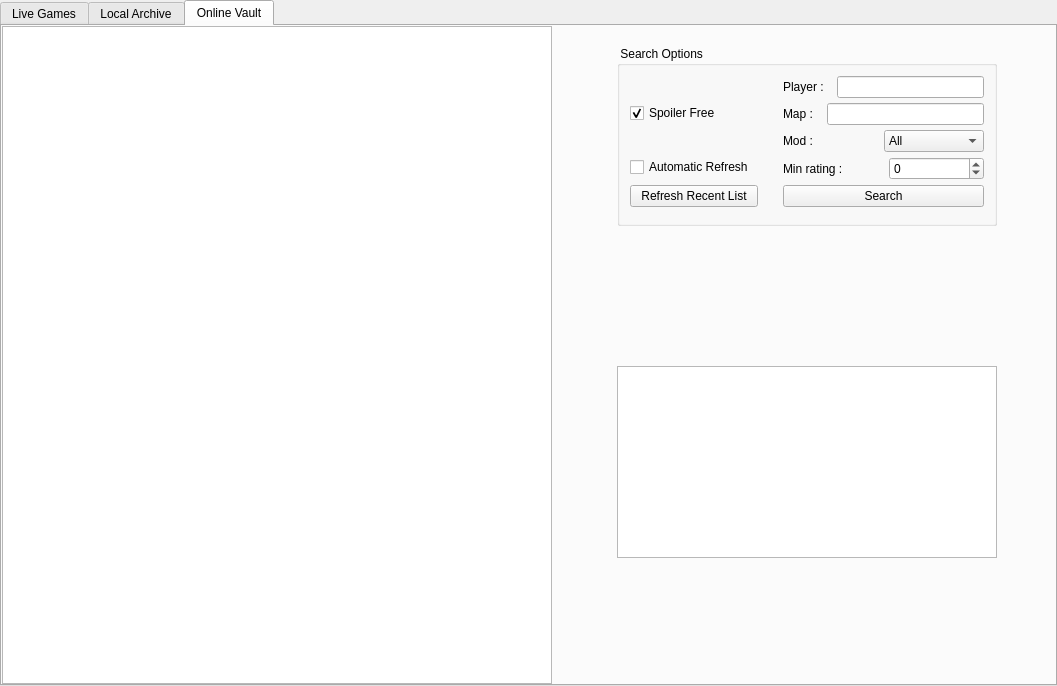
Old version of the form res/replays/replays.ui in the repository GrotheFAF/client.
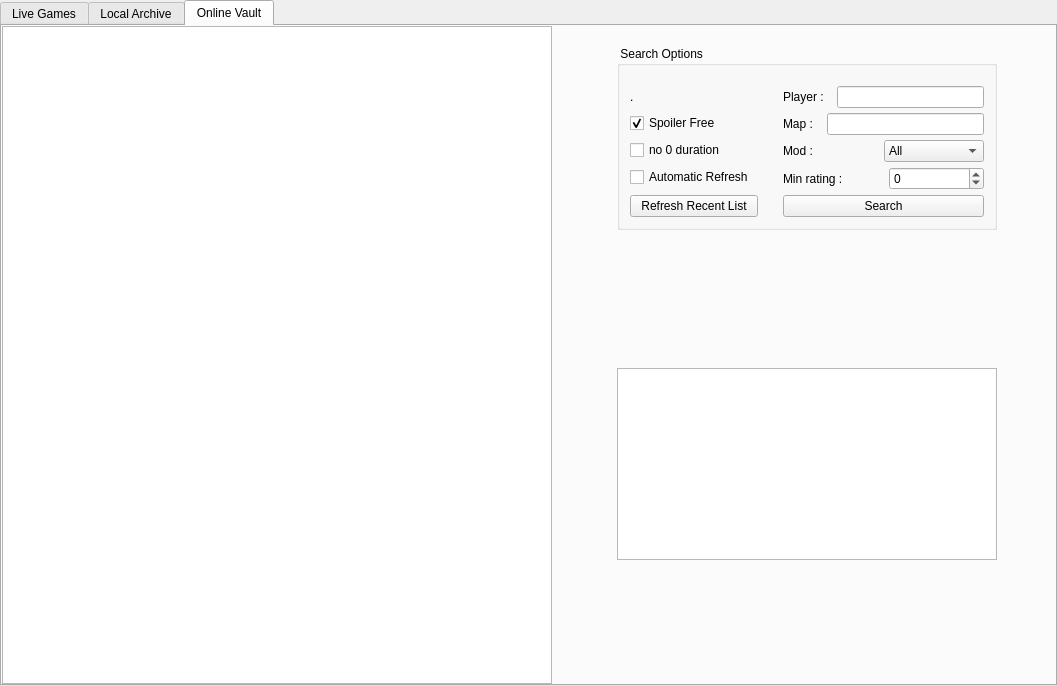
New version of the form.

Commit message: add no-zero-duration option to Replays search

Diff of the .ui file:
```diff
--- a/res/replays/replays.ui
+++ b/res/replays/replays.ui
@@ -396,7 +396,16 @@
           <property name="verticalSpacing">
            <number>5</number>
           </property>
-          <property name="margin">
+          <property name="leftMargin">
+           <number>10</number>
+          </property>
+          <property name="topMargin">
+           <number>20</number>
+          </property>
+          <property name="rightMargin">
+           <number>10</number>
+          </property>
+          <property name="bottomMargin">
            <number>10</number>
           </property>
           <item row="0" column="1">
@@ -422,7 +431,29 @@
             </item>
            </layout>
           </item>
-          <item row="1" column="1">
+          <item row="2" column="0">
+           <widget class="QCheckBox" name="spoilerCheckbox">
+            <property name="sizePolicy">
+             <sizepolicy hsizetype="Fixed" vsizetype="Fixed">
+              <horstretch>0</horstretch>
+              <verstretch>0</verstretch>
+             </sizepolicy>
+            </property>
+            <property name="minimumSize">
+             <size>
+              <width>80</width>
+              <height>20</height>
+             </size>
+            </property>
+            <property name="text">
+             <string>Spoiler Free</string>
+            </property>
+            <property name="checked">
+             <bool>true</bool>
+            </property>
+           </widget>
+          </item>
+          <item row="2" column="1">
            <layout class="QHBoxLayout" name="horizontalLayout_2">
             <property name="spacing">
              <number>10</number>
@@ -445,7 +476,7 @@
             </item>
            </layout>
           </item>
-          <item row="2" column="1">
+          <item row="3" column="1">
            <layout class="QHBoxLayout" name="horizontalLayout_3">
             <property name="spacing">
              <number>10</number>
@@ -489,7 +520,7 @@
             </item>
            </layout>
           </item>
-          <item row="3" column="1">
+          <item row="4" column="1">
            <layout class="QHBoxLayout" name="horizontalLayout_4">
             <property name="spacing">
              <number>10</number>
@@ -531,14 +562,7 @@
             </item>
            </layout>
           </item>
-          <item row="4" column="1">
-           <widget class="QPushButton" name="searchButton">
-            <property name="text">
-             <string>Search</string>
-            </property>
-           </widget>
-          </item>
-          <item row="4" column="0">
+          <item row="5" column="0">
            <widget class="QPushButton" name="RefreshResetButton">
             <property name="minimumSize">
              <size>
@@ -551,7 +575,14 @@
             </property>
            </widget>
           </item>
-          <item row="3" column="0">
+          <item row="5" column="1">
+           <widget class="QPushButton" name="searchButton">
+            <property name="text">
+             <string>Search</string>
+            </property>
+           </widget>
+          </item>
+          <item row="4" column="0">
            <widget class="QCheckBox" name="automaticCheckbox">
             <property name="sizePolicy">
              <sizepolicy hsizetype="Fixed" vsizetype="Fixed">
@@ -576,32 +607,23 @@
             </property>
            </widget>
           </item>
-          <item row="1" column="0">
-           <widget class="QCheckBox" name="spoilerCheckbox">
-            <property name="sizePolicy">
-             <sizepolicy hsizetype="Fixed" vsizetype="Fixed">
-              <horstretch>0</horstretch>
-              <verstretch>0</verstretch>
-             </sizepolicy>
-            </property>
-            <property name="minimumSize">
-             <size>
-              <width>80</width>
-              <height>20</height>
-             </size>
-            </property>
+          <item row="3" column="0">
+           <widget class="QCheckBox" name="zeroCheckbox">
             <property name="text">
-             <string>Spoiler Free</string>
-            </property>
-            <property name="checked">
-             <bool>true</bool>
+             <string>no 0 duration</string>
             </property>
            </widget>
           </item>
-          <item row="2" column="0">
+          <item row="0" column="0">
            <widget class="QLabel" name="searchInfoLabel">
+            <property name="minimumSize">
+             <size>
+              <width>50</width>
+              <height>0</height>
+             </size>
+            </property>
             <property name="text">
-             <string/>
+             <string>.</string>
             </property>
            </widget>
           </item>
```
The commit also changes 2 other files.
